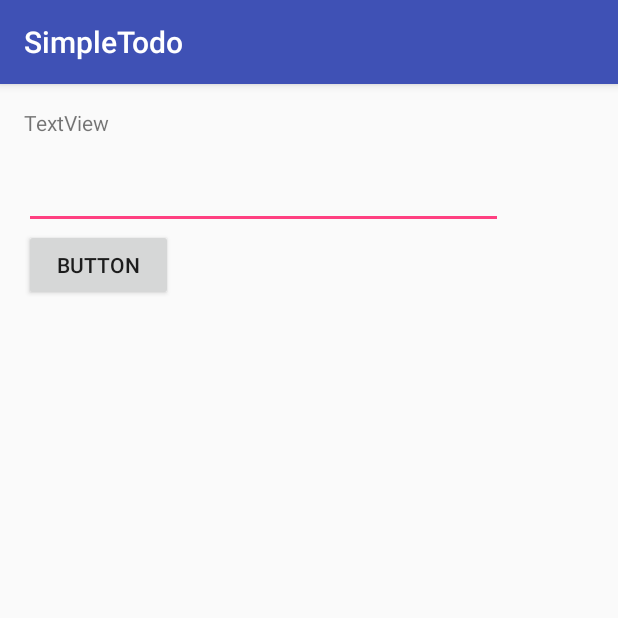
After one commit to ShawnDuan/simpleTodo, an Android app: the EditActivity screen opened directly, with no data from a screen before it, on a phone screen of 412 x 824 dp, the top half of it. The commit adds this screen. Run offline under Robolectric (Android 15) with nearby library versions, the phone set to English and light mode, and no system bars; 1 statement that could not run was skipped.

Commit message:
Edit item in new activity.

```diff
--- a/app/src/main/AndroidManifest.xml
+++ b/app/src/main/AndroidManifest.xml
@@ -15,6 +15,9 @@
                 <category android:name="android.intent.category.LAUNCHER" />
             </intent-filter>
         </activity>
+        <activity android:name=".EditActivity">
+
+        </activity>
     </application>
 
 </manifest>
--- /dev/null
+++ b/app/src/main/java/com/shawn_duan/simpletodo/EditActivity.java
@@ -0,0 +1,45 @@
+package com.shawn_duan.simpletodo;
+
+import android.content.Intent;
+import android.os.Bundle;
+import android.support.annotation.Nullable;
+import android.support.v7.app.AppCompatActivity;
+import android.view.View;
+import android.view.WindowManager;
+import android.widget.Button;
+import android.widget.EditText;
+
+/**
+ * Created by Shawn Duan on 9/22/16.
+ */
+
+public class EditActivity extends AppCompatActivity {
+    private final static String TAG = "EditActivity";
+    private EditText etItemContent;
+    private Button btSave;
+    @Override
+    protected void onCreate(@Nullable Bundle savedInstanceState) {
+        super.onCreate(savedInstanceState);
+        setContentView(R.layout.activity_edit);
+
+        etItemContent = (EditText) findViewById(R.id.textContent);
+        String oldContent = getIntent().getStringExtra("itemContent");
+//        etItemContent.setText(oldContent);
+        etItemContent.append(oldContent);
+
+        btSave = (Button) findViewById(R.id.buttonSave);
+        btSave.setOnClickListener(new View.OnClickListener() {
+            @Override
+            public void onClick(View v) {
+                Intent data = new Intent();
+                data.putExtra("position", getIntent().getIntExtra("position", 0));
+                data.putExtra("newContent", etItemContent.getText().toString());
+                setResult(RESULT_OK, data);
+                EditActivity.this.finish();
+            }
+        });
+
+        getWindow().setSoftInputMode(WindowManager.LayoutParams.SOFT_INPUT_STATE_VISIBLE);
+    }
+
+}
--- /dev/null
+++ b/app/src/main/res/layout/activity_edit.xml
@@ -0,0 +1,30 @@
+<?xml version="1.0" encoding="utf-8"?>
+<LinearLayout xmlns:android="http://schemas.android.com/apk/res/android"
+    android:orientation="vertical"
+    android:layout_width="match_parent"
+    android:layout_height="match_parent"
+    android:paddingBottom="@dimen/activity_vertical_margin"
+    android:paddingLeft="@dimen/activity_horizontal_margin"
+    android:paddingRight="@dimen/activity_horizontal_margin"
+    android:paddingTop="@dimen/activity_vertical_margin">
+
+    <TextView
+        android:text="TextView"
+        android:layout_width="wrap_content"
+        android:layout_height="wrap_content"
+        android:layout_marginBottom="@dimen/activity_horizontal_margin"
+        android:id="@+id/textView" />
+
+    <EditText
+        android:id="@+id/textContent"
+        android:layout_width="319dp"
+        android:layout_height="wrap_content"
+        android:inputType="textPersonName"
+        android:ems="10" />
+
+    <Button
+        android:id="@+id/buttonSave"
+        android:text="Button"
+        android:layout_width="99dp"
+        android:layout_height="wrap_content" />
+</LinearLayout>
```
Also changed, not shown: app/src/main/java/com/shawn_duan/simpletodo/MainActivity.java (+51 -5 lines).
